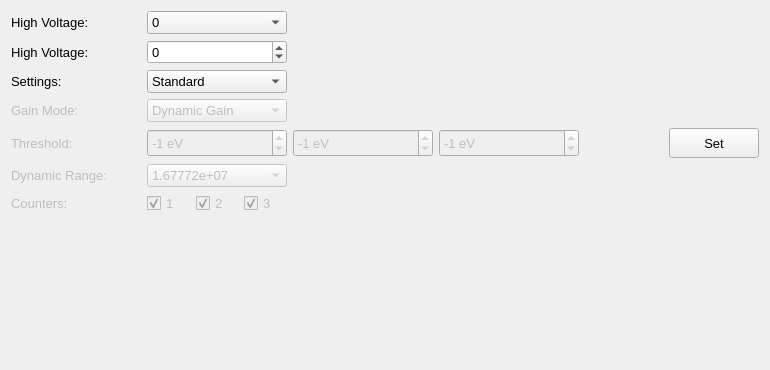
First picture: the form in slsDetectorGui/forms/form_tab_settings.ui, repository slsdetectorgroup/slsDetectorPackage, before the edit.
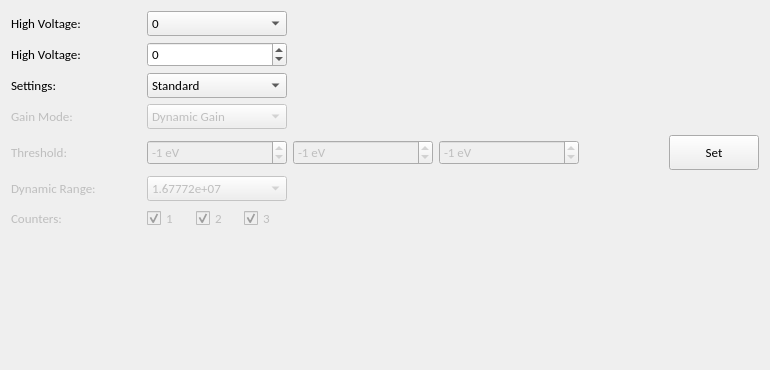
Second picture: the form after the edit. Icons and pictures are not drawn.

```diff
--- a/slsDetectorGui/forms/form_tab_settings.ui
+++ b/slsDetectorGui/forms/form_tab_settings.ui
@@ -30,6 +30,7 @@
   </property>
   <property name="font">
    <font>
+    <family>Carlito</family>
     <pointsize>10</pointsize>
    </font>
   </property>
@@ -89,13 +90,13 @@
      <property name="minimumSize">
       <size>
        <width>140</width>
-       <height>0</height>
+       <height>25</height>
       </size>
      </property>
      <property name="maximumSize">
       <size>
        <width>140</width>
-       <height>28</height>
+       <height>25</height>
       </size>
      </property>
      <property name="toolTip">
@@ -200,13 +201,13 @@
      <property name="minimumSize">
       <size>
        <width>140</width>
-       <height>0</height>
+       <height>25</height>
       </size>
      </property>
      <property name="maximumSize">
       <size>
        <width>140</width>
-       <height>28</height>
+       <height>25</height>
       </size>
      </property>
      <property name="keyboardTracking">
@@ -243,13 +244,13 @@
      <property name="minimumSize">
       <size>
        <width>0</width>
-       <height>0</height>
+       <height>25</height>
       </size>
      </property>
      <property name="maximumSize">
       <size>
        <width>140</width>
-       <height>28</height>
+       <height>25</height>
       </size>
      </property>
      <property name="toolTip">
@@ -368,13 +369,13 @@
      <property name="minimumSize">
       <size>
        <width>0</width>
-       <height>0</height>
+       <height>25</height>
       </size>
      </property>
      <property name="maximumSize">
       <size>
        <width>140</width>
-       <height>28</height>
+       <height>25</height>
       </size>
      </property>
      <item>
@@ -428,13 +429,13 @@
      <property name="minimumSize">
       <size>
        <width>140</width>
-       <height>0</height>
+       <height>25</height>
       </size>
      </property>
      <property name="maximumSize">
       <size>
        <width>140</width>
-       <height>28</height>
+       <height>25</height>
       </size>
      </property>
      <property name="keyboardTracking">
@@ -493,13 +494,13 @@
      <property name="minimumSize">
       <size>
        <width>0</width>
-       <height>0</height>
+       <height>25</height>
       </size>
      </property>
      <property name="maximumSize">
       <size>
        <width>140</width>
-       <height>28</height>
+       <height>25</height>
       </size>
      </property>
      <property name="toolTip">
@@ -648,13 +649,13 @@
      <property name="minimumSize">
       <size>
        <width>140</width>
-       <height>0</height>
+       <height>25</height>
       </size>
      </property>
      <property name="maximumSize">
       <size>
        <width>140</width>
-       <height>28</height>
+       <height>25</height>
       </size>
      </property>
      <property name="keyboardTracking">
@@ -688,13 +689,13 @@
      <property name="minimumSize">
       <size>
        <width>0</width>
-       <height>0</height>
+       <height>25</height>
       </size>
      </property>
      <property name="maximumSize">
       <size>
        <width>140</width>
-       <height>28</height>
+       <height>25</height>
       </size>
      </property>
      <property name="toolTip">
@@ -725,7 +726,7 @@
      <property name="minimumSize">
       <size>
        <width>90</width>
-       <height>30</height>
+       <height>35</height>
       </size>
      </property>
      <property name="maximumSize">
```
